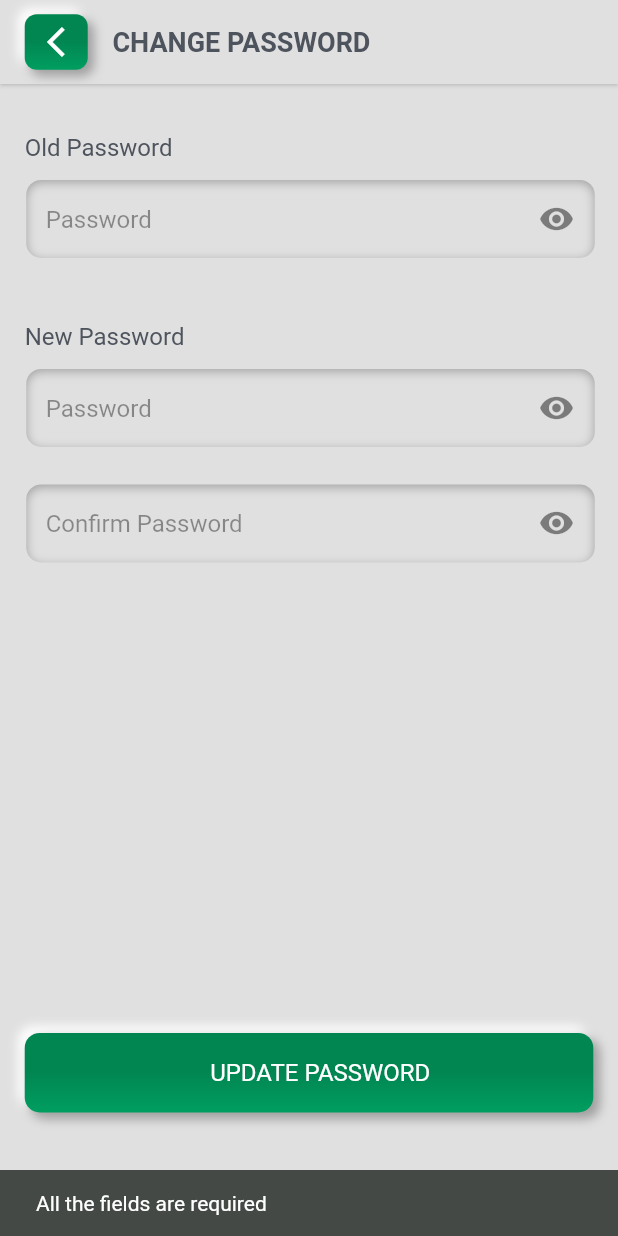
After one commit to ralphbetta/promeal, a Flutter app: the ChangePasswordScreen screen opened directly, after a tap on "UPDATE PASSWORD", on a phone screen of 412 x 824 dp. The commit adds this screen. Run offline on Flutter 3.47's test engine with Material 2 defaults, Android fonts, the phone set to English and light mode, and no system bars; our stand-ins replace animate_do, animated_text_kit, dio, qr_flutter, shared_preferences, socket_io_client; missing offline and left inert: qr_code_scanner; accounts and stored records are empty; Roboto replaces fonts that are missing (Poppins).

Commit message:
complete password change

```diff
--- a/analysis_options.yaml
+++ b/analysis_options.yaml
@@ -7,7 +7,7 @@
 
 # The following line activates a set of recommended lints for Flutter apps,
 # packages, and plugins designed to encourage good coding practices.
-include: package:flutter_lints/flutter.yaml
+# include: package:flutter_lints/flutter.yaml
 
 linter:
   # The lint rules applied to this project can be customized in the
--- a/lib/constants.dart
+++ b/lib/constants.dart
@@ -3,6 +3,8 @@ import 'package:promeal/config/assets.config.dart';
 
 const double appbar = 37;
 const double bottomNav = 53;
+final int delay = 400;
+
 const List<IconData> bottom = [
   Icons.home_outlined,
   Icons.search_outlined,
--- a/lib/provider/account.provider.dart
+++ b/lib/provider/account.provider.dart
@@ -139,6 +139,29 @@ class AccountProvider extends ChangeNotifier {
     }
   }
 
+  changepassword(context) async {
+    bool isValid = _changepasswordValidator(context);
+
+    if (!isValid) {
+      return;
+    }
+
+    Map<String, dynamic> payload = {"oldPassword": oldPasswordController.text, "password": passwordController.text};
+
+    setLoading();
+
+    Response response = await APIRepo().changePassword(payload, token);
+
+    if (response.statusCode == 200) {
+      showToast(context, response.data['message']);
+      setLoading();
+    } else {
+      showToast(context, response.data['message']);
+      setLoading();
+    }
+
+  }
+
   Future<bool> validateAuthentication(context) async {
     var token = await AppStorage().readToken();
 
@@ -174,6 +197,18 @@ class AccountProvider extends ChangeNotifier {
     _accountModel = null;
   }
 
+  _changepasswordValidator(context) {
+    if (passwordController.text.isEmpty || confirmPasswordController.text.isEmpty || oldPasswordController.text.isEmpty) {
+      showToast(context, "All the fields are required");
+      return false;
+    }
+    if (passwordController.text != confirmPasswordController.text) {
+      showToast(context, "Password and Confirm does not match");
+      return false;
+    }
+    return true;
+  }
+
   _loginValidator(context) {
     if (emailController.text.isEmpty) {
       showToast(context, "Email field cannot be empty");
--- a/lib/provider/events.provider.dart
+++ b/lib/provider/events.provider.dart
@@ -1,10 +1,8 @@
 import 'dart:developer';
-
 import 'package:dio/dio.dart';
 import 'package:flutter/material.dart';
 import 'package:promeal/components/modal.component.dart';
 import 'package:promeal/provider/account.provider.dart';
-import 'package:promeal/provider/app.provider.dart';
 import 'package:promeal/services/api.service.dart';
 import 'package:promeal/services/socket.service.dart';
 import 'package:provider/provider.dart';
--- /dev/null
+++ b/lib/screen/changepassword.screen.dart
@@ -0,0 +1,132 @@
+import 'package:animate_do/animate_do.dart';
+import 'package:flutter/material.dart';
+import 'package:promeal/components/button.component.dart';
+import 'package:promeal/components/extrude.component.dart';
+import 'package:promeal/components/input.component.dart';
+import 'package:promeal/config/data.config.dart';
+import 'package:promeal/config/size.config.dart';
+import 'package:promeal/config/style.config.dart';
+import 'package:promeal/constants.dart';
+import 'package:promeal/provider/account.provider.dart';
+import 'package:provider/provider.dart';
+
+class ChangePasswordScreen extends StatefulWidget {
+  final bool fromTransfered;
+  const ChangePasswordScreen({super.key, this.fromTransfered = false});
+
+  @override
+  State<ChangePasswordScreen> createState() => _ChangePasswordScreenState();
+}
+
+class _ChangePasswordScreenState extends State<ChangePasswordScreen> {
+
+  @override
+  Widget build(BuildContext context) {
+
+    return Scaffold(
+      appBar: AppBar(
+          backgroundColor: Theme.of(context).scaffoldBackgroundColor,
+          leading: Container(),
+          actions: [
+            SizedBox(width: AppSize.width(4)),
+            Column(
+              mainAxisAlignment: MainAxisAlignment.center,
+              children: [
+                Extrude(
+                  onPress: () {
+                    Navigator.pop(context);
+                  },
+                  primary: true,
+                  radius: 8,
+                  child: const SizedBox(
+                    width: appbar + 5,
+                    height: appbar,
+                    child: Icon(Icons.arrow_back_ios_sharp, color: Colors.white),
+                  ),
+                )
+              ],
+            ),
+            SizedBox(width: AppSize.width(4)),
+            Column(
+              mainAxisAlignment: MainAxisAlignment.center,
+              children: [
+                Text("Change Password".toUpperCase(), style: AppStyle.apply(context, fontWeight: FontWeight.w700, size: 18)),
+              ],
+            ),
+            const Spacer(),
+          ],
+          elevation: 0.9,
+          shadowColor: Theme.of(context).colorScheme.background),
+      body: SafeArea(
+          child: Padding(
+            padding: EdgeInsets.symmetric(
+              horizontal: AppSize.width(4)
+            ),
+            child: Column(
+                  crossAxisAlignment: CrossAxisAlignment.start,
+                  children: [
+            SizedBox(
+              height: AppSize.height(4),
+            ),
+            FadeInLeft(
+              child: Text(
+                "Old Password",
+                style: AppStyle.apply(context),
+              ),
+            ),
+             const SizedBox(height: 10),
+            SlideInUp(
+              duration: Duration(milliseconds: delay),
+              child: AppTextField(
+                hint: "Password",
+                secured: true,
+                controller: oldPasswordController,
+              ),
+            ),
+            const SizedBox(height: 45),
+            FadeInLeft(
+              child: Text(
+                "New Password",
+                style: AppStyle.apply(context),
+              ),
+            ),
+             const SizedBox(height: 10),
+            SlideInUp(
+              duration: Duration(milliseconds: delay * 2),
+              child: AppTextField(
+                hint: "Password",
+                secured: true,
+                controller: passwordController,
+              ),
+            ),
+            const SizedBox(height: 25),
+            SlideInUp(
+              duration: Duration(milliseconds: delay * 3),
+              child: AppTextField(
+                hint: "Confirm Password",
+                secured: true,
+                controller: confirmPasswordController,
+              ),
+            ),
+            const Spacer(),
+            BounceInUp(
+              child: AppButton(
+                pressed: context.watch<AccountProvider>().isLoading,
+                onPress: () {
+
+                   context.read<AccountProvider>().changepassword(context);
+
+                },
+                title: "UPDATE PASSWORD",
+                primary: true,
+              ),
+            ),
+            SizedBox(
+              height: AppSize.height(10),
+            ),
+                  ],
+                ),
+          )),
+    );
+  }
+}
--- a/lib/screen/scanTransfer.screen.dart
+++ b/lib/screen/scanTransfer.screen.dart
@@ -1,12 +1,9 @@
-import 'dart:developer';
 import 'dart:io';
-import 'package:flutter/foundation.dart';
 import 'package:flutter/material.dart';
 import 'package:promeal/components/extrude.component.dart';
 import 'package:promeal/components/modal.component.dart';
 import 'package:promeal/config/size.config.dart';
 import 'package:promeal/constants.dart';
-import 'package:promeal/provider/account.provider.dart';
 import 'package:promeal/provider/events.provider.dart';
 import 'package:provider/provider.dart';
 import 'package:qr_code_scanner/qr_code_scanner.dart';
--- a/lib/screen/setting.screen.dart
+++ b/lib/screen/setting.screen.dart
@@ -2,10 +2,12 @@ import 'package:flutter/material.dart';
 import 'package:promeal/components/extrude.component.dart';
 import 'package:promeal/components/toggle.component.dart';
 import 'package:promeal/config/assets.config.dart';
+import 'package:promeal/config/route.config.dart';
 import 'package:promeal/config/size.config.dart';
 import 'package:promeal/config/style.config.dart';
 import 'package:promeal/provider/account.provider.dart';
 import 'package:promeal/provider/app.provider.dart';
+import 'package:promeal/screen/changepassword.screen.dart';
 import 'package:provider/provider.dart';
 
 class SettingScreen extends StatelessWidget {
@@ -37,7 +39,11 @@ class SettingScreen extends StatelessWidget {
               SizedBox(height: AppSize.height(0.5)),
               Text("${appAccount.accountModel!.email}", style: AppStyle.apply(context)),
               SizedBox(height: AppSize.height(5)),
-              Column(
+              GestureDetector(
+                onTap: (){
+                  AppRoutes.push(context, ChangePasswordScreen());
+                },
+                child: Column(
                   children: [
                     Row(
                       children: [
@@ -68,6 +74,7 @@ class SettingScreen extends StatelessWidget {
                     ),
                     SizedBox(height: AppSize.height(1.5)),
                   ],
+                ),
               ),
               Column(
                 children: [
--- a/lib/services/api.service.dart
+++ b/lib/services/api.service.dart
@@ -39,6 +39,32 @@ class APIRepo {
 
     try {
       Response response = await dio.post(url, data: formData);
+
+      log(response.toString());
+
+      if (response.statusCode == 200) {
+        return response;
+      } else {
+        return response;
+      }
+    } catch (e) {
+      return Response(statusCode: 500, statusMessage: 'An error occurred', requestOptions: RequestOptions(path: ""));
+    }
+  }
+
+  Future<dynamic> changePassword(Map formData, String token) async {
+    Dio dio = Dio();
+
+    dio.options.validateStatus = (status) {
+      return status == 409 || (status! >= 200 && status < 420);
+    };
+
+    dio.options.headers['Authorization'] = 'Bearer $token';
+
+    String url = APIRoute.updateAccount;
+
+    try {
+      Response response = await dio.put(url, data: formData);
 
       log(response.toString());
 
@@ -177,7 +203,6 @@ class APIRepo {
       return Response(statusCode: 500, statusMessage: 'An error occurred', requestOptions: RequestOptions(path: ""));
     }
   }
-
 
   Future<dynamic> claim(Map formData, String token) async {
     Dio dio = Dio();
--- a/lib/services/path.api.dart
+++ b/lib/services/path.api.dart
@@ -14,7 +14,5 @@ class APIRoute {
   static String notifications = "$base/api/notification/read";
   static String transfer = "$base/api/food/transfer";
   static String claim = "$base/api/food/claim";
-
-  static String update = "$base/api/account/profile";
-  static String validation = "$base/api/account/validation";
+  static String updateAccount = "$base/api/account/update";
 }
```
Also changed, not shown: lib/config/data.config.dart. Lines whose indentation alone changed are shown as unchanged.
